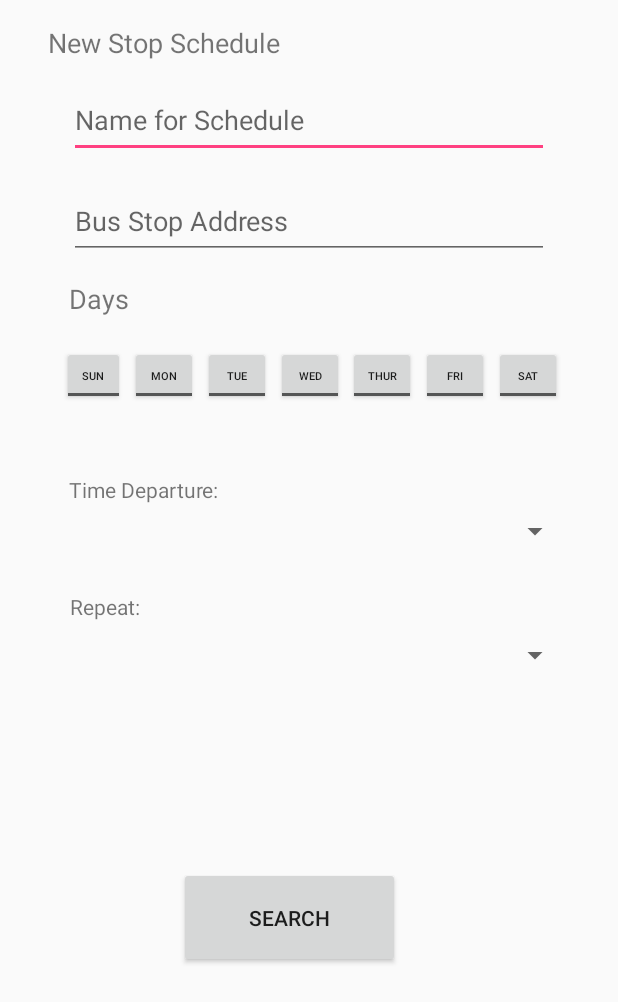
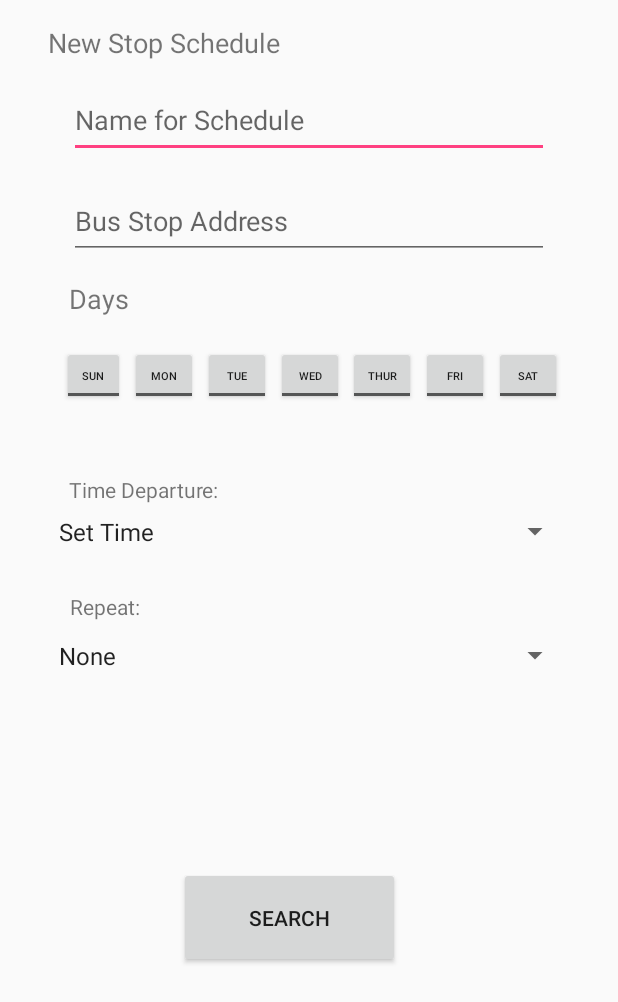
Before and after one commit to Vancu/MACProject-FMT, an Android app: the NewCustomScheduleActivity screen opened directly, with no data from a screen before it, on a phone screen of 412 x 824 dp. Shown: the top 1002 px of the screen. Run offline under Robolectric (Android 15) with nearby library versions, the phone set to English and light mode, and no system bars.

Commit message:
NewCustomActivity.java updated with spinner functionality String Arrays are modified with TimeDeparture and Repeat

```diff
--- a/app/src/main/java/com/vancu/findmytrackalpha1/NewCustomScheduleActivity.java
+++ b/app/src/main/java/com/vancu/findmytrackalpha1/NewCustomScheduleActivity.java
@@ -2,12 +2,52 @@ package com.vancu.findmytrackalpha1;
 
 import android.support.v7.app.AppCompatActivity;
 import android.os.Bundle;
+import android.view.View;
+import android.widget.AdapterView;
+import android.widget.ArrayAdapter;
+import android.widget.Spinner;
 
 public class NewCustomScheduleActivity extends AppCompatActivity {
+
+    Spinner TimeDeparture, Repeat;
+
+    ArrayAdapter<CharSequence> adapter;
 
     @Override
     protected void onCreate(Bundle savedInstanceState) {
         super.onCreate(savedInstanceState);
         setContentView(R.layout.activity_new_custom_schedule);
+
+        TimeDeparture = findViewById(R.id.TimeDepatureSpinner);
+        adapter = ArrayAdapter.createFromResource(this,R.array.TimeDeparture,android.R.layout.simple_spinner_item);
+        adapter.setDropDownViewResource(android.R.layout.simple_spinner_dropdown_item);
+        TimeDeparture.setAdapter(adapter);
+        TimeDeparture.setOnItemSelectedListener(new AdapterView.OnItemSelectedListener() {
+            @Override
+            public void onItemSelected(AdapterView<?> adapterView, View view, int i, long l) {
+
+            }
+
+            @Override
+            public void onNothingSelected(AdapterView<?> adapterView) {
+
+            }
+        });
+
+        Repeat = findViewById(R.id.RepeatSpinner);
+        adapter = ArrayAdapter.createFromResource(this,R.array.RepeatArray,android.R.layout.simple_spinner_item);
+        adapter.setDropDownViewResource(android.R.layout.simple_spinner_dropdown_item);
+        Repeat.setAdapter(adapter);
+        Repeat.setOnItemSelectedListener(new AdapterView.OnItemSelectedListener() {
+            @Override
+            public void onItemSelected(AdapterView<?> adapterView, View view, int i, long l) {
+
+            }
+
+            @Override
+            public void onNothingSelected(AdapterView<?> adapterView) {
+
+            }
+        });
     }
 }
--- a/app/src/main/java/com/vancu/findmytrackalpha1/SearchStops.java
+++ b/app/src/main/java/com/vancu/findmytrackalpha1/SearchStops.java
@@ -7,7 +7,6 @@ import android.view.MenuItem;
 import android.view.View;
 import android.widget.AdapterView;
 import android.widget.ArrayAdapter;
-import android.widget.Toast;
 import android.widget.Spinner;
 import android.content.Intent;
 
@@ -31,7 +30,7 @@ public class SearchStops extends AppCompatActivity
         setupBottomNavBar();
 
         BusCompany = (Spinner) findViewById(R.id.busCompanyspinner);
-        adapter = ArrayAdapter.createFromResource(this,R.array.buseCompanyarray,android.R.layout.simple_spinner_item);
+        adapter = ArrayAdapter.createFromResource(this,R.array.busCompanyarray,android.R.layout.simple_spinner_item);
         adapter.setDropDownViewResource(android.R.layout.simple_spinner_dropdown_item);
         BusCompany.setAdapter(adapter);
 
@@ -49,7 +48,6 @@ public class SearchStops extends AppCompatActivity
             @Override
             public void onItemSelected(AdapterView<?> parent, View view,int position,long id)
             {
-                Toast.makeText(getBaseContext(),parent.getItemAtPosition(position)+" is selected",Toast.LENGTH_LONG).show();
                 if(position == 0)
                 {
                     //sets BusID to cattracks
@@ -73,7 +71,7 @@ public class SearchStops extends AppCompatActivity
             @Override
             public void onItemSelected(AdapterView<?> parent, View view,int position,long id)
             {
-                Toast.makeText(getBaseContext(),parent.getItemAtPosition(position)+" is selected",Toast.LENGTH_LONG).show();
+
             }
             @Override
             public void onNothingSelected(AdapterView<?> parent)
@@ -86,7 +84,7 @@ public class SearchStops extends AppCompatActivity
             @Override
             public void onItemSelected(AdapterView<?> parent, View view,int position,long id)
             {
-                Toast.makeText(getBaseContext(),parent.getItemAtPosition(position)+" is selected",Toast.LENGTH_LONG).show();
+
             }
             @Override
             public void onNothingSelected(AdapterView<?> parent)
--- a/app/src/main/res/layout/activity_new_stop_schedule.xml
+++ b/app/src/main/res/layout/activity_new_stop_schedule.xml
@@ -16,11 +16,11 @@
         android:layout_marginStart="32dp"
         android:layout_marginTop="14dp"
         android:ems="10"
+        android:hint="Name for Schedule"
         android:inputType="textPersonName"
         app:layout_constraintEnd_toEndOf="parent"
         app:layout_constraintStart_toStartOf="parent"
-        app:layout_constraintTop_toBottomOf="@+id/tStopSchedule"
-        tools:text="Name for Schedule" />
+        app:layout_constraintTop_toBottomOf="@+id/tStopSchedule" />
 
     <EditText
         android:id="@+id/etBusStopAddress"
@@ -32,11 +32,11 @@
         android:layout_marginStart="32dp"
         android:layout_marginTop="17dp"
         android:ems="10"
+        android:hint="Bus Stop Address"
         android:inputType="textPersonName"
         app:layout_constraintEnd_toEndOf="parent"
         app:layout_constraintStart_toStartOf="parent"
-        app:layout_constraintTop_toBottomOf="@+id/etNameSchedule"
-        tools:text="Bus Stop Address" />
+        app:layout_constraintTop_toBottomOf="@+id/etNameSchedule" />
 
     <Button
         android:id="@+id/button4"
--- a/app/src/main/res/layout/activity_search_stops.xml
+++ b/app/src/main/res/layout/activity_search_stops.xml
@@ -30,7 +30,7 @@
         android:layout_marginRight="8dp"
         android:layout_marginStart="8dp"
         android:layout_marginTop="32dp"
-        android:entries="@array/buseCompanyarray"
+        android:entries="@array/busCompanyarray"
         app:layout_constraintEnd_toEndOf="parent"
         app:layout_constraintStart_toStartOf="parent"
         app:layout_constraintTop_toBottomOf="@+id/textView" />
--- a/app/src/main/res/values/strings.xml
+++ b/app/src/main/res/values/strings.xml
@@ -1,6 +1,6 @@
 <resources>
     <string name="app_name">FindMyTrackAlpha1</string>
-    <string-array name="buseCompanyarray">
+    <string-array name="busCompanyarray">
         <item>Cattracks</item>
         <item>Merced TheBus</item>
     </string-array>
@@ -21,15 +21,64 @@
         <item>10</item>
     </string-array>
     <string-array name="TimeDeparture">
+        <item>Set Time</item>
+        <item>12:00AM</item>
+        <item>12:30AM</item>
+        <item>1:00AM</item>
+        <item>1:30AM</item>
+        <item>2:00AM</item>
+        <item>2:30AM</item>
+        <item>3:00AM</item>
+        <item>3:30AM</item>
+        <item>4:00AM</item>
+        <item>4:30AM</item>
+        <item>5:00AM</item>
+        <item>5:30AM</item>
+        <item>6:00AM</item>
         <item>6:30AM</item>
         <item>7:00AM</item>
         <item>7:30AM</item>
         <item>8:00AM</item>
-        <item>Set Time</item>
+        <item>8:30AM</item>
+        <item>9:00AM</item>
+        <item>9:30AM</item>
+        <item>10:00AM</item>
+        <item>10:30AM</item>
+        <item>11:00AM</item>
+        <item>11:30AM</item>
+        <item>12:00PM</item>
+        <item>12:30PM</item>
+        <item>1:00PM</item>
+        <item>1:30PM</item>
+        <item>2:00PM</item>
+        <item>2:30PM</item>
+        <item>3:00PM</item>
+        <item>3:30PM</item>
+        <item>4:00PM</item>
+        <item>4:30PM</item>
+        <item>5:00PM</item>
+        <item>5:30PM</item>
+        <item>6:00PM</item>
+        <item>6:30PM</item>
+        <item>7:00PM</item>
+        <item>7:30PM</item>
+        <item>8:00PM</item>
+        <item>8:30PM</item>
+        <item>9:00PM</item>
+        <item>9:30PM</item>
+        <item>10:00PM</item>
+        <item>10:30PM</item>
+        <item>11:00PM</item>
+        <item>11:30PM</item>
     </string-array>
 
     <string-array name="RepeatArray">
         <item>None</item>
+        <item>Daily</item>
+        <item>Bi-Daily</item>
+        <item>Weekly</item>
+        <item>Bi-Weekly</item>
+        <item>Monthly</item>
     </string-array>
 
     <string-array name="emptySpinner"></string-array>
```
Also changed, not shown: 3 other files.
